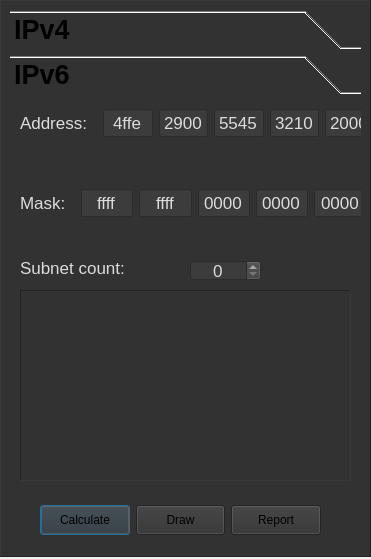
The window that src/widgetApp/NetSettingsDialog.ui (Projekt-zespolowy-TIU/DesignYourNetwork) describes before a commit, drawn with Qt 5.
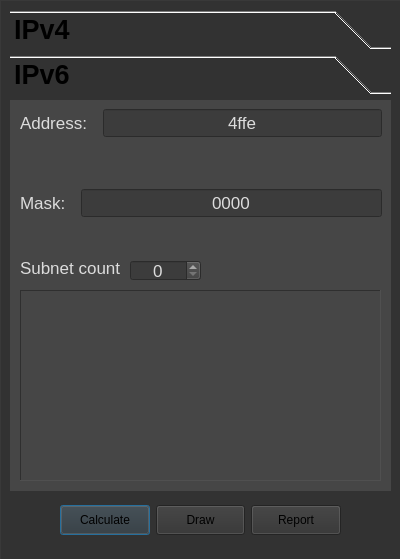
The same window after the commit. Icons and pictures are not drawn.

Patch:
```diff
--- a/src/widgetApp/NetSettingsDialog.ui
+++ b/src/widgetApp/NetSettingsDialog.ui
@@ -6,7 +6,7 @@
    <rect>
     <x>0</x>
     <y>0</y>
-    <width>371</width>
+    <width>400</width>
     <height>559</height>
    </rect>
   </property>
@@ -22,8 +22,8 @@
     <rect>
      <x>0</x>
      <y>0</y>
-     <width>371</width>
-     <height>557</height>
+     <width>401</width>
+     <height>561</height>
     </rect>
    </property>
    <property name="styleSheet">
@@ -35,12 +35,12 @@
    <property name="frameShadow">
     <enum>QFrame::Raised</enum>
    </property>
-   <widget class="QToolBox" name="toolBox_8">
+   <widget class="QToolBox" name="toolBox">
     <property name="geometry">
      <rect>
       <x>10</x>
       <y>10</y>
-      <width>351</width>
+      <width>381</width>
       <height>481</height>
      </rect>
     </property>
@@ -75,7 +75,7 @@
       <rect>
        <x>0</x>
        <y>0</y>
-       <width>351</width>
+       <width>381</width>
        <height>387</height>
       </rect>
      </property>
@@ -98,7 +98,7 @@
        <rect>
         <x>10</x>
         <y>190</y>
-        <width>331</width>
+        <width>361</width>
         <height>191</height>
        </rect>
       </property>
@@ -121,7 +121,7 @@
         <rect>
          <x>0</x>
          <y>0</y>
-         <width>329</width>
+         <width>359</width>
          <height>189</height>
         </rect>
        </property>
@@ -153,7 +153,7 @@
      <widget class="QSpinBox" name="hostNumberSpinBox">
       <property name="geometry">
        <rect>
-        <x>180</x>
+        <x>120</x>
         <y>160</y>
         <width>71</width>
         <height>21</height>
@@ -188,7 +188,7 @@
        <rect>
         <x>10</x>
         <y>0</y>
-        <width>331</width>
+        <width>371</width>
         <height>75</height>
        </rect>
       </property>
@@ -452,7 +452,7 @@
        <rect>
         <x>10</x>
         <y>80</y>
-        <width>331</width>
+        <width>371</width>
         <height>75</height>
        </rect>
       </property>
@@ -730,10 +730,14 @@
       <rect>
        <x>0</x>
        <y>0</y>
-       <width>351</width>
+       <width>381</width>
        <height>387</height>
       </rect>
      </property>
+     <property name="styleSheet">
+      <string notr="true">background-color: rgb(70, 70, 70);
+color: rgb(0, 0, 0);</string>
+     </property>
      <attribute name="icon">
       <iconset resource="resources.qrc">
        <normaloff>:/resources/img/web.png</normaloff>:/resources/img/web.png</iconset>
@@ -746,7 +750,7 @@
        <rect>
         <x>10</x>
         <y>80</y>
-        <width>531</width>
+        <width>371</width>
         <height>75</height>
        </rect>
       </property>
@@ -778,168 +782,6 @@
          <item>
           <widget class="QWidget" name="Mask6Widget" native="true">
            <layout class="QHBoxLayout" name="horizontalLayout_75">
-            <item>
-             <widget class="QLineEdit" name="Oct1Mask4LineEdit_2">
-              <property name="enabled">
-               <bool>true</bool>
-              </property>
-              <property name="font">
-               <font>
-                <pointsize>13</pointsize>
-                <weight>50</weight>
-                <bold>false</bold>
-               </font>
-              </property>
-              <property name="styleSheet">
-               <string notr="true">color: rgb(220, 220, 220);
-background-color: rgb(60, 60, 60);</string>
-              </property>
-              <property name="text">
-               <string>ffff</string>
-              </property>
-              <property name="frame">
-               <bool>true</bool>
-              </property>
-              <property name="alignment">
-               <set>Qt::AlignCenter</set>
-              </property>
-             </widget>
-            </item>
-            <item>
-             <widget class="QLineEdit" name="Oct2Mask4LineEdit_2">
-              <property name="enabled">
-               <bool>true</bool>
-              </property>
-              <property name="font">
-               <font>
-                <pointsize>13</pointsize>
-                <weight>50</weight>
-                <bold>false</bold>
-               </font>
-              </property>
-              <property name="styleSheet">
-               <string notr="true">color: rgb(220, 220, 220);
-background-color: rgb(60, 60, 60);</string>
-              </property>
-              <property name="text">
-               <string>ffff</string>
-              </property>
-              <property name="frame">
-               <bool>true</bool>
-              </property>
-              <property name="alignment">
-               <set>Qt::AlignCenter</set>
-              </property>
-             </widget>
-            </item>
-            <item>
-             <widget class="QLineEdit" name="Oct3Mask4LineEdit_2">
-              <property name="enabled">
-               <bool>true</bool>
-              </property>
-              <property name="font">
-               <font>
-                <pointsize>13</pointsize>
-                <weight>50</weight>
-                <bold>false</bold>
-               </font>
-              </property>
-              <property name="styleSheet">
-               <string notr="true">color: rgb(220, 220, 220);
-background-color: rgb(60, 60, 60);</string>
-              </property>
-              <property name="text">
-               <string>0000</string>
-              </property>
-              <property name="frame">
-               <bool>true</bool>
-              </property>
-              <property name="alignment">
-               <set>Qt::AlignCenter</set>
-              </property>
-             </widget>
-            </item>
-            <item>
-             <widget class="QLineEdit" name="Oct4Mask4LineEdit_2">
-              <property name="enabled">
-               <bool>true</bool>
-              </property>
-              <property name="font">
-               <font>
-                <pointsize>13</pointsize>
-                <weight>50</weight>
-                <bold>false</bold>
-               </font>
-              </property>
-              <property name="styleSheet">
-               <string notr="true">color: rgb(220, 220, 220);
-background-color: rgb(60, 60, 60);</string>
-              </property>
-              <property name="text">
-               <string>0000</string>
-              </property>
-              <property name="frame">
-               <bool>true</bool>
-              </property>
-              <property name="alignment">
-               <set>Qt::AlignCenter</set>
-              </property>
-             </widget>
-            </item>
-            <item>
-             <widget class="QLineEdit" name="Oct2Mask4LineEdit_3">
-              <property name="enabled">
-               <bool>true</bool>
-              </property>
-              <property name="font">
-               <font>
-                <pointsize>13</pointsize>
-                <weight>50</weight>
-                <bold>false</bold>
-               </font>
-              </property>
-              <property name="styleSheet">
-               <string notr="true">color: rgb(220, 220, 220);
-background-color: rgb(60, 60, 60);</string>
-              </property>
-              <property name="text">
-               <string>0000</string>
-              </property>
-              <property name="frame">
-               <bool>true</bool>
-              </property>
-              <property name="alignment">
-               <set>Qt::AlignCenter</set>
-              </property>
-             </widget>
-            </item>
-            <item>
-             <widget class="QLineEdit" name="Oct3Mask4LineEdit_3">
-              <property name="enabled">
-               <bool>true</bool>
-              </property>
-              <property name="font">
-               <font>
-                <pointsize>13</pointsize>
-                <weight>50</weight>
-                <bold>false</bold>
-               </font>
-              </property>
-              <property name="styleSheet">
-               <string notr="true">color: rgb(220, 220, 220);
-background-color: rgb(60, 60, 60);</string>
-              </property>
-              <property name="text">
-               <string>0000</string>
-              </property>
-              <property name="frame">
-               <bool>true</bool>
-              </property>
-              <property name="alignment">
-               <set>Qt::AlignCenter</set>
-              </property>
-             </widget>
-            </item>
             <item>
              <widget class="QLineEdit" name="Oct4Mask4LineEdit_3">
               <property name="enabled">
@@ -967,33 +809,6 @@
               </property>
              </widget>
             </item>
-            <item>
-             <widget class="QLineEdit" name="Oct1Mask4LineEdit_3">
-              <property name="enabled">
-               <bool>true</bool>
-              </property>
-              <property name="font">
-               <font>
-                <pointsize>13</pointsize>
-                <weight>50</weight>
-                <bold>false</bold>
-               </font>
-              </property>
-              <property name="styleSheet">
-               <string notr="true">color: rgb(220, 220, 220);
-background-color: rgb(60, 60, 60);</string>
-              </property>
-              <property name="text">
-               <string>0000</string>
-              </property>
-              <property name="frame">
-               <bool>true</bool>
-              </property>
-              <property name="alignment">
-               <set>Qt::AlignCenter</set>
-              </property>
-             </widget>
-            </item>
            </layout>
           </widget>
          </item>
@@ -1004,7 +819,7 @@
      <widget class="QSpinBox" name="hostNumberSpinBox_2">
       <property name="geometry">
        <rect>
-        <x>180</x>
+        <x>120</x>
         <y>160</y>
         <width>71</width>
         <height>21</height>
@@ -1039,7 +854,7 @@
        <rect>
         <x>10</x>
         <y>190</y>
-        <width>331</width>
+        <width>361</width>
         <height>191</height>
        </rect>
       </property>
@@ -1062,7 +877,7 @@
         <rect>
          <x>0</x>
          <y>0</y>
-         <width>329</width>
+         <width>359</width>
          <height>189</height>
         </rect>
        </property>
@@ -1073,7 +888,7 @@
        <rect>
         <x>10</x>
         <y>0</y>
-        <width>531</width>
+        <width>371</width>
         <height>75</height>
        </rect>
       </property>
@@ -1124,174 +939,6 @@
               </property>
              </widget>
             </item>
-            <item>
-             <widget class="QLineEdit" name="Oct2Add4LineEdit_2">
-              <property name="font">
-               <font>
-                <pointsize>13</pointsize>
-                <weight>50</weight>
-                <bold>false</bold>
-               </font>
-              </property>
-              <property name="styleSheet">
-               <string notr="true">color: rgb(220, 220, 220);
-background-color: rgb(60, 60, 60);</string>
-              </property>
-              <property name="text">
-               <string>2900</string>
-              </property>
-              <property name="frame">
-               <bool>true</bool>
-              </property>
-              <property name="alignment">
-               <set>Qt::AlignCenter</set>
-              </property>
-             </widget>
-            </item>
-            <item>
-             <widget class="QLineEdit" name="Oct3Add4LineEdit_2">
-              <property name="font">
-               <font>
-                <pointsize>13</pointsize>
-                <weight>50</weight>
-                <bold>false</bold>
-               </font>
-              </property>
-              <property name="styleSheet">
-               <string notr="true">color: rgb(220, 220, 220);
-background-color: rgb(60, 60, 60);</string>
-              </property>
-              <property name="text">
-               <string>5545</string>
-              </property>
-              <property name="frame">
-               <bool>true</bool>
-              </property>
-              <property name="alignment">
-               <set>Qt::AlignCenter</set>
-              </property>
-             </widget>
-            </item>
-            <item>
-             <widget class="QLineEdit" name="Oct4Add4LineEdit_2">
-              <property name="font">
-               <font>
-                <pointsize>13</pointsize>
-                <weight>50</weight>
-                <bold>false</bold>
-               </font>
-              </property>
-              <property name="styleSheet">
-               <string notr="true">color: rgb(220, 220, 220);
-background-color: rgb(60, 60, 60);</string>
-              </property>
-              <property name="text">
-               <string>3210</string>
-              </property>
-              <property name="frame">
-               <bool>true</bool>
-              </property>
-              <property name="alignment">
-               <set>Qt::AlignCenter</set>
-              </property>
-             </widget>
-            </item>
-            <item>
-             <widget class="QLineEdit" name="Oct1Add4LineEdit_3">
-              <property name="font">
-               <font>
-                <pointsize>13</pointsize>
-                <weight>50</weight>
-                <bold>false</bold>
-               </font>
-              </property>
-              <property name="styleSheet">
-               <string notr="true">color: rgb(220, 220, 220);
-background-color: rgb(60, 60, 60);</string>
-              </property>
-              <property name="text">
-               <string>2000</string>
-              </property>
-              <property name="frame">
-               <bool>true</bool>
-              </property>
-              <property name="alignment">
-               <set>Qt::AlignCenter</set>
-              </property>
-             </widget>
-            </item>
-            <item>
-             <widget class="QLineEdit" name="Oct3Add4LineEdit_3">
-              <property name="font">
-               <font>
-                <pointsize>13</pointsize>
-                <weight>50</weight>
-                <bold>false</bold>
-               </font>
-              </property>
-              <property name="styleSheet">
-               <string notr="true">color: rgb(220, 220, 220);
-background-color: rgb(60, 60, 60);</string>
-              </property>
-              <property name="text">
-               <string>f8ff</string>
-              </property>
-              <property name="frame">
-               <bool>true</bool>
-              </property>
-              <property name="alignment">
-               <set>Qt::AlignCenter</set>
-              </property>
-             </widget>
-            </item>
-            <item>
-             <widget class="QLineEdit" name="Oct2Add4LineEdit_3">
-              <property name="font">
-               <font>
-                <pointsize>13</pointsize>
-                <weight>50</weight>
-                <bold>false</bold>
-               </font>
-              </property>
-              <property name="styleSheet">
-               <string notr="true">color: rgb(220, 220, 220);
-background-color: rgb(60, 60, 60);</string>
-              </property>
-              <property name="text">
-               <string>fe21</string>
-              </property>
-              <property name="frame">
-               <bool>true</bool>
-              </property>
-              <property name="alignment">
-               <set>Qt::AlignCenter</set>
-              </property>
-             </widget>
-            </item>
-            <item>
-             <widget class="QLineEdit" name="Oct4Add4LineEdit_3">
-              <property name="font">
-               <font>
-                <pointsize>13</pointsize>
-                <weight>50</weight>
-                <bold>false</bold>
-               </font>
-              </property>
-              <property name="styleSheet">
-               <string notr="true">color: rgb(220, 220, 220);
-background-color: rgb(60, 60, 60);</string>
-              </property>
-              <property name="text">
-               <string>67cf</string>
-              </property>
-              <property name="frame">
-               <bool>true</bool>
-              </property>
-              <property name="alignment">
-               <set>Qt::AlignCenter</set>
-              </property>
-             </widget>
-            </item>
            </layout>
           </widget>
          </item>
@@ -1304,7 +951,7 @@
        <rect>
         <x>10</x>
         <y>160</y>
-        <width>131</width>
+        <width>101</width>
         <height>16</height>
        </rect>
       </property>
@@ -1327,7 +974,7 @@
    <widget class="QWidget" name="layoutWidget_35">
     <property name="geometry">
      <rect>
-      <x>40</x>
+      <x>60</x>
       <y>500</y>
       <width>281</width>
       <height>41</height>
```
